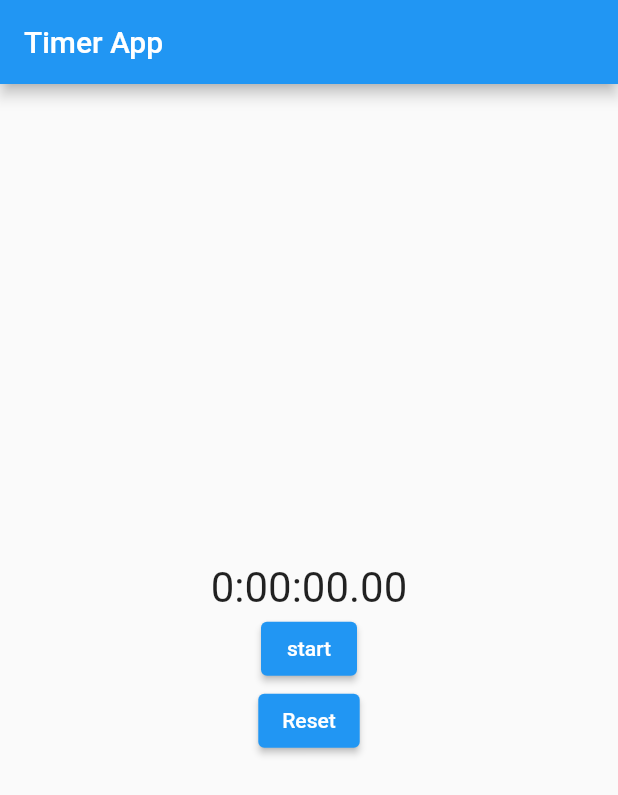
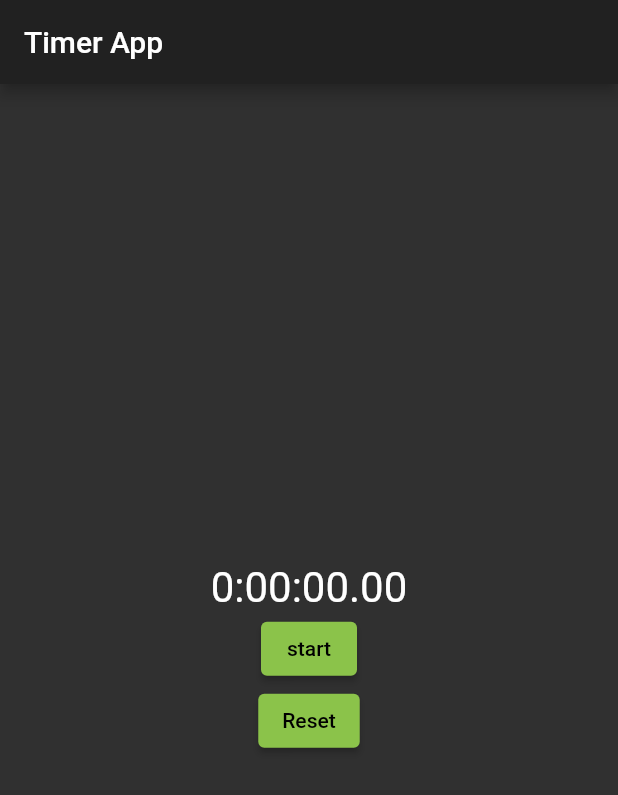
Before and after one commit to soikkea/timer_app, a Flutter app: the screen it shows after launch, on a phone screen of 412 x 824 dp. Shown: the top 795 px of the screen. Run offline on Flutter 3.47's test engine with Material 2 defaults, Android fonts, the phone set to English and light mode, and no system bars.

Commit message:
Add dark theme

```diff
--- a/lib/main.dart
+++ b/lib/main.dart
@@ -24,6 +24,9 @@ class TimerApp extends StatelessWidget {
         // is not restarted.
         primarySwatch: Colors.blue,
       ),
+      darkTheme: ThemeData(
+          brightness: Brightness.dark, primarySwatch: Colors.lightGreen),
+      themeMode: ThemeMode.dark,
       home: HomePage(title: "Timer App"),
     );
   }
```
